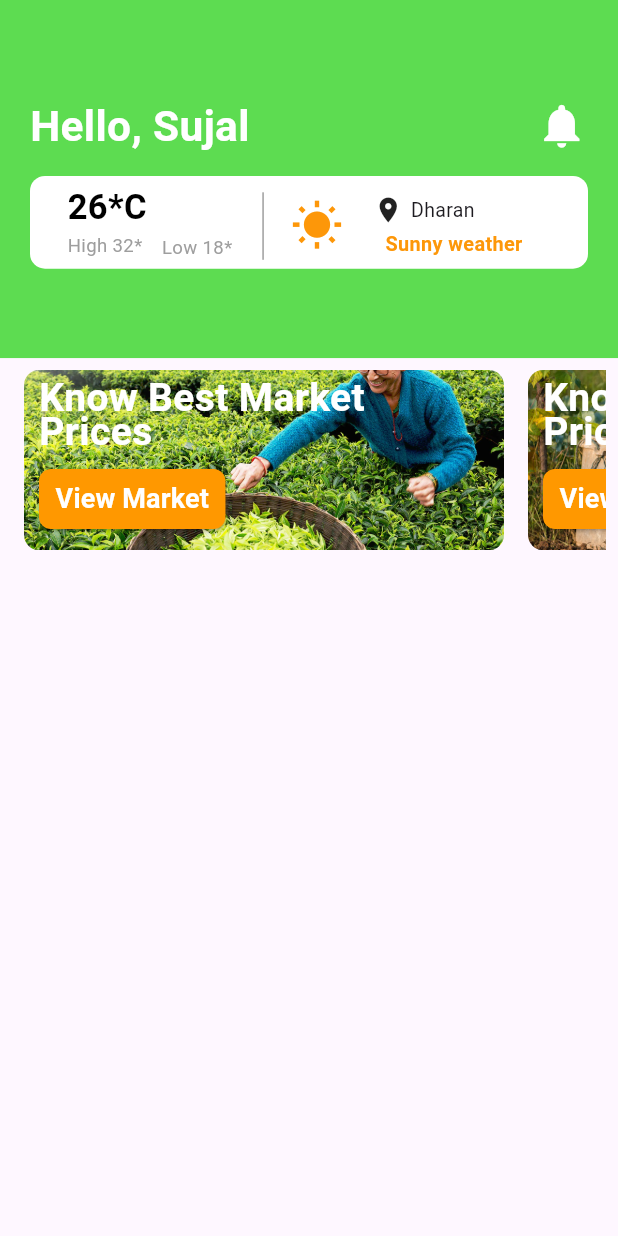
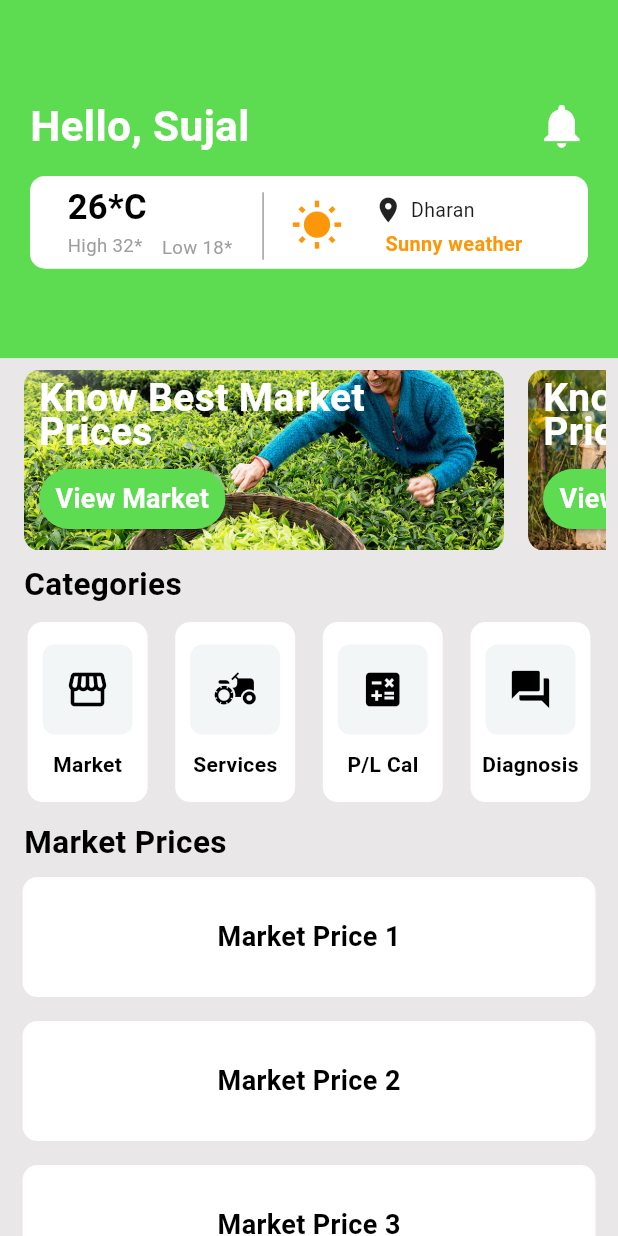
Before and after one commit to sujalbahing/Final-Year-Project, a Flutter app: the HomeScreen screen opened directly, on a phone screen of 412 x 824 dp. Run offline on Flutter 3.47's test engine with Material 3 defaults, Android fonts, the phone set to English and light mode, and no system bars; our stand-ins replace flutter_screenutil, google_fonts, shared_preferences; accounts and stored records are empty.

Commit message:
HomePage Complete

```diff
--- a/Development/krishi/lib/Screens/mainscreens/home_screen.dart
+++ b/Development/krishi/lib/Screens/mainscreens/home_screen.dart
@@ -14,9 +14,12 @@ class _HomeScreenState extends State<HomeScreen> {
   @override
   Widget build(BuildContext context) {
     return Scaffold(
-      body: Column(
+      backgroundColor: AppColors.backPrimary,
+      body: SingleChildScrollView( // Wrap the entire body with SingleChildScrollView
+        child: Column(
           crossAxisAlignment: CrossAxisAlignment.stretch,
           children: [
+            // Container for header section
             Container(
               height: 270.h,
               color: AppColors.primary,
@@ -27,8 +30,8 @@ class _HomeScreenState extends State<HomeScreen> {
                   crossAxisAlignment: CrossAxisAlignment.stretch,
                   children: [
                     Padding(
-                    padding: EdgeInsets.only(top: 5.h)),
-                    Row(
+                      padding: EdgeInsets.only(top: 5.h),
+                      child: Row(
                         mainAxisAlignment: MainAxisAlignment.spaceBetween,
                         children: [
                           Text(
@@ -46,12 +49,13 @@ class _HomeScreenState extends State<HomeScreen> {
                           ),
                         ],
                       ),
-                    SizedBox(height: 15.h), // Space between the text and the button
+                    ),
+                    SizedBox(height: 15.h),
                     Container(
-                    height: 70.h, // Adjust the height of the white box
+                      height: 70.h,
                       decoration: BoxDecoration(
-                      color: Colors.white, // White background color
-                      borderRadius: BorderRadius.circular(10), // Optional: Rounded corners
+                        color: Colors.white,
+                        borderRadius: BorderRadius.circular(10),
                       ),
                       child: Padding(
                         padding: EdgeInsets.only(top:5, left:25),
@@ -75,9 +79,9 @@ class _HomeScreenState extends State<HomeScreen> {
                                     Text(
                                       "High 32*",
                                       style: TextStyle(
-                                      fontSize: 14.sp, // Smaller font size
+                                        fontSize: 14.sp,
                                         fontWeight: FontWeight.normal,
-                                      color: Colors.grey, // Grey color
+                                        color: Colors.grey,
                                       ),
                                     ),
                                   ],
@@ -88,9 +92,9 @@ class _HomeScreenState extends State<HomeScreen> {
                                   child: Text(
                                     "Low 18*",
                                     style: TextStyle(
-                                      fontSize: 14.sp, // Smaller font size
+                                      fontSize: 14.sp,
                                       fontWeight: FontWeight.normal,
-                                      color: Colors.grey, // Grey color
+                                      color: Colors.grey,
                                     ),
                                   ),
                                 ),
@@ -135,7 +139,7 @@ class _HomeScreenState extends State<HomeScreen> {
                                   ),
                                   SizedBox(height: 3),
                                   Padding(
-                                padding: const EdgeInsets.only(left:8.0,),
+                                    padding: const EdgeInsets.only(left:8.0),
                                     child: Text(
                                       "Sunny weather",
                                       style: TextStyle(
@@ -156,6 +160,7 @@ class _HomeScreenState extends State<HomeScreen> {
                 ),
               ),
             ),
+            // Mid Section (Scrollable horizontal row)
             Padding(
               padding: const EdgeInsets.all(8.0),
               child: SingleChildScrollView(
@@ -203,9 +208,9 @@ class _HomeScreenState extends State<HomeScreen> {
                                         // Define button action here
                                       },
                                       style: ElevatedButton.styleFrom(
-                                        backgroundColor: Colors.orange, // Button color
+                                        backgroundColor: AppColors.primary,
                                         shape: RoundedRectangleBorder(
-                                          borderRadius: BorderRadius.circular(8), // Rounded corners
+                                          borderRadius: BorderRadius.circular(21),
                                         ),
                                         padding: EdgeInsets.symmetric(horizontal: 11),
                                       ),
@@ -214,7 +219,7 @@ class _HomeScreenState extends State<HomeScreen> {
                                         style: TextStyle(
                                           fontSize: 18,
                                           fontWeight: FontWeight.bold,
-                                          color: Colors.white, // Text color
+                                          color: Colors.white,
                                         ),
                                       ),
                                     ),
@@ -224,14 +229,132 @@ class _HomeScreenState extends State<HomeScreen> {
                             ],
                           ),
                         ),
-                              ),)
                       ),
                     ),
                   ),
                 ),
-          SizedBox(height: 10), // Space between sections
-
+              ),
+            ),
+            // Categories Section
+            Padding(
+              padding: const EdgeInsets.only(left: 16),
+              child: Text(
+                "Categories",
+                style: TextStyle(
+                  fontSize: 21,
+                  color: Colors.black,
+                  fontWeight: FontWeight.bold,
+                ),
+              ),
+            ),
+            SizedBox(height: 10),
+            Row(
+              mainAxisAlignment: MainAxisAlignment.spaceEvenly,
+              children: List.generate(
+                4,
+                (index) => Column(
+                  children: [
+                    Container(
+                      width: 80,
+                      height: 120,
+                      decoration: BoxDecoration(
+                        color: Colors.white,
+                        borderRadius: BorderRadius.circular(10),
+                      ),
+                      child: Center(
+                        child: Column(
+                          mainAxisAlignment: MainAxisAlignment.center,
+                          children: [
+                            Container(
+                              width: 60,
+                              height: 60,
+                              decoration: BoxDecoration(
+                                color: AppColors.boxColor,
+                                borderRadius: BorderRadius.circular(8),
+                              ),
+                              child: Icon(
+                                index == 0
+                                    ? Icons.storefront
+                                    : index == 1
+                                        ? Icons.agriculture
+                                        : index == 2
+                                            ? Icons.calculate
+                                            : Icons.question_answer,
+                                color: Colors.black,
+                                size: 30,
+                              ),
+                            ),
+                            SizedBox(height: 10),
+                            Text(
+                              index == 0
+                                  ? 'Market'
+                                  : index == 1
+                                      ? 'Services'
+                                      : index == 2
+                                          ? 'P/L Cal'
+                                          : 'Diagnosis',
+                              style: TextStyle(
+                                fontSize: 14,
+                                fontWeight: FontWeight.bold,
+                                color: Colors.black,
+                              ),
+                            ),
                           ],
+                        ),
+                      ),
+                    ),
+                  ],
+                ),
+              ),
+            ),
+            // Market Prices Section
+            Padding(
+              padding: const EdgeInsets.only(left: 16, top:12),
+              child: Text(
+                "Market Prices",
+                style: TextStyle(
+                  fontSize: 21,
+                  color: Colors.black,
+                  fontWeight: FontWeight.bold,
+                ),
+              ),
+            ),
+            Padding(
+              padding: const EdgeInsets.only(left: 15, right: 15),
+              child: Expanded(
+                child: SingleChildScrollView(
+                  scrollDirection: Axis.vertical,
+                  child: Column(
+                    children: List.generate(
+                      10,
+                      (index) => Padding(
+                        padding: const EdgeInsets.symmetric(vertical: 8.0),
+                        child: Container(
+                          width: double.infinity,
+                          height: 80,
+                          decoration: BoxDecoration(
+                            color: Colors.white, // Box color
+                            borderRadius: BorderRadius.circular(10), // Rounded corners
+                          ),
+                          child: Center(
+                            child: Text(
+                              'Market Price ${index + 1}', // Different text for each item
+                              style: TextStyle(
+                                fontSize: 18,
+                                fontWeight: FontWeight.bold,
+                                color: Colors.black,
+                              ),
+                            ),
+                          ),
+                        ),
+                      ),
+                    ),
+                  ),
+                ),
+              ),
+            ),
+          ],
+        ),
       ),
     );
   }
--- a/Development/krishi/lib/components/app_color.dart
+++ b/Development/krishi/lib/components/app_color.dart
@@ -7,6 +7,6 @@ class AppColors {
   static const Color background = Color(0xFFF5F5F5); // Background color
   static const Color textPrimary = Color(0xFFFD9709); // Primary text color
   static const Color textSecondary = Color(0xFF828282); // Secondary text color
-  static const Color buttonColor = Color(0xFF2196F3); // Button background color
-  static const Color buttonText = Color(0xFFFFFFFF); // Button text color
+  static const Color boxColor = Color(0xFFF3F6F7); // Button background color
+  static const Color backPrimary = Color(0xFFE9E7E7); // Button text color
 }
```
Lines whose indentation alone changed are shown as unchanged.
